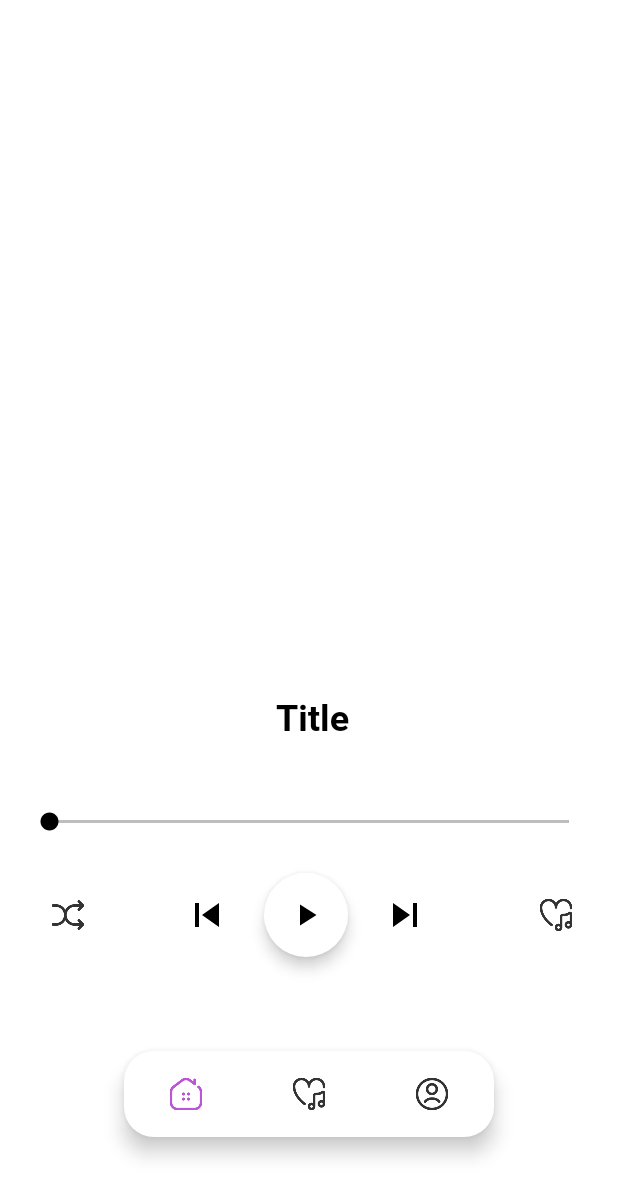
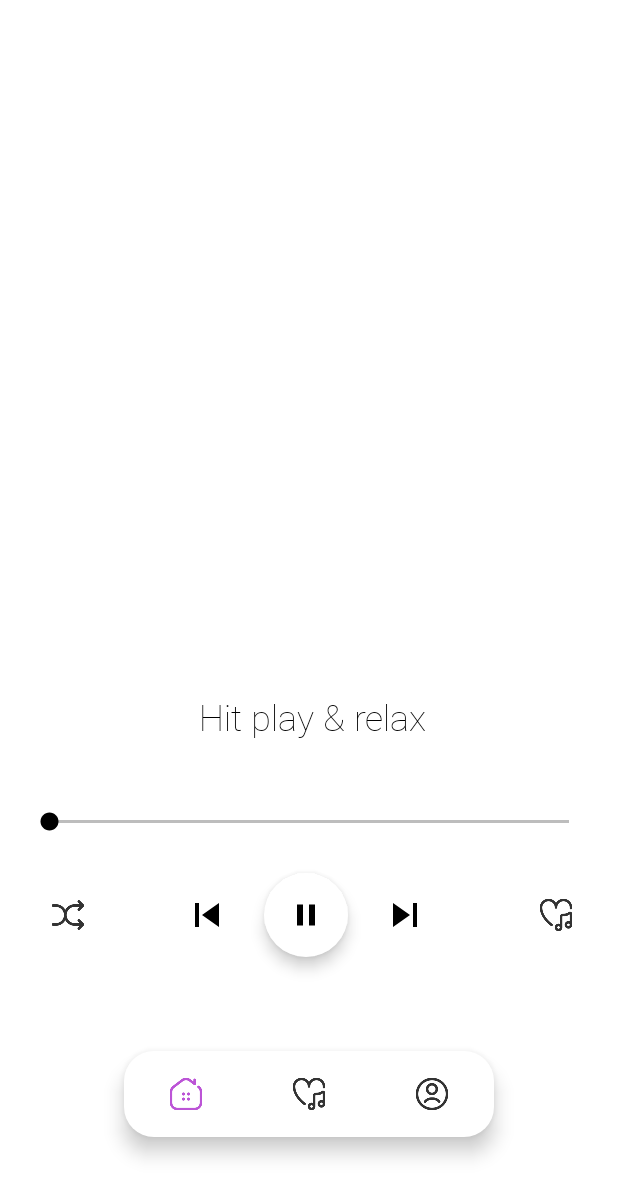
Before and after one commit to vishal206/TeachersBreak, an Android app: the screen it shows after launch once a user with an empty profile is signed in (MainActivity), after a tap on an icon or button, on a phone screen of 412 x 824 dp. Shown: the top 1197 px of the screen. Run offline under Robolectric (Android 15) with nearby library versions, the phone set to English and light mode, and no system bars; our stand-ins replace Firebase (no records; nobody signed in at launch, a user with empty details on screens opened directly).

Commit message:
player working

```diff
--- a/app/src/main/java/com/example/teachers_break/playerFragment.java
+++ b/app/src/main/java/com/example/teachers_break/playerFragment.java
@@ -12,6 +12,7 @@ import android.view.LayoutInflater;
 import android.view.View;
 import android.view.ViewGroup;
 import android.widget.Button;
+import android.widget.ImageButton;
 import android.widget.SeekBar;
 import android.widget.TextView;
 import android.widget.Toast;
@@ -27,6 +28,7 @@ import com.google.firebase.firestore.FirebaseFirestore;
 import org.w3c.dom.Document;
 
 import java.io.IOException;
+import java.util.Random;
 
 public class playerFragment extends Fragment {
 
@@ -39,6 +41,9 @@ public class playerFragment extends Fragment {
     TextView tv_songTitle;
     private SeekBar seekBar;
     private Handler handler=new Handler();
+    private int songNum;
+    private Random rand;
+    private ImageButton btn_next;
 
     @Override
     public View onCreateView(LayoutInflater inflater, ViewGroup container,
@@ -49,6 +54,7 @@ public class playerFragment extends Fragment {
         btn_play=view.findViewById(R.id.btn_play);
         tv_songTitle=view.findViewById(R.id.tv_songTitle);
         seekBar=view.findViewById(R.id.seekBar);
+        rand=new Random();
         playing=false;
 
         mAuth=FirebaseAuth.getInstance();
@@ -58,8 +64,9 @@ public class playerFragment extends Fragment {
             @Override
             public void onClick(View v) {
                 if (playing==false){
-                    playAudio(1);
-                    playing=true;
+                    songNum= rand.nextInt(5);
+                    setEver(songNum+1);
+
 //                    seekBar.setMax(mediaPlayer.getDuration()/1000);
 //                    seekBar.setProgress(mediaPlayer.getDuration()/1000);
 //                    Toast.makeText(getContext(), mediaPlayer.getDuration()/1000+"", Toast.LENGTH_SHORT).show();
@@ -70,8 +77,24 @@ public class playerFragment extends Fragment {
                     mediaPlayer.release();
                     mediaPlayer=null;
                     playing=false;
+                    btn_play.setImageResource(R.drawable.ic_baseline_play_arrow_24);
 //                    Toast.makeText(getContext(), "audio paused", Toast.LENGTH_SHORT).show();
                 }
+            }
+        });
+
+        btn_next=view.findViewById(R.id.btn_nextSong);
+        btn_next.setOnClickListener(new View.OnClickListener() {
+            @Override
+            public void onClick(View v) {
+                mediaPlayer.stop();
+                mediaPlayer.reset();
+                mediaPlayer.release();
+                mediaPlayer=null;
+                playing=false;
+                btn_play.setImageResource(R.drawable.ic_baseline_play_arrow_24);
+                songNum= rand.nextInt(5);
+                setEver(songNum+1);
             }
         });
 
@@ -111,6 +134,12 @@ public class playerFragment extends Fragment {
 
     private String audioUrl;
 
+    public void setEver(int num){
+        playAudio(songNum);
+        playing=true;
+        btn_play.setImageResource(R.drawable.ic_pause_24);
+    }
+
     private void playAudio(int i) {
         mediaPlayer =new MediaPlayer();
         mediaPlayer.setAudioStreamType(AudioManager.STREAM_MUSIC);
@@ -134,6 +163,7 @@ public class playerFragment extends Fragment {
                                 Toast.makeText(getContext(), e.getMessage(), Toast.LENGTH_SHORT).show();
                             }
                         }else {
+                            System.out.println("++++++++++++++++++++: "+i);
                             Toast.makeText(getContext(), "error", Toast.LENGTH_SHORT).show();
                         }
                     }
--- a/app/src/main/res/layout/fragment_player.xml
+++ b/app/src/main/res/layout/fragment_player.xml
@@ -13,9 +13,9 @@
         android:layout_width="0dp"
         android:layout_height="0dp"
         android:autoSizeTextType="uniform"
-        android:fontFamily="@font/roboto_bold"
+        android:fontFamily="@font/roboto_thin"
         android:gravity="center"
-        android:text="Title"
+        android:text="Hit play &amp; relax"
         android:textColor="@color/black"
         app:layout_constraintBottom_toTopOf="@+id/guideline33"
         app:layout_constraintEnd_toStartOf="@+id/guideline30"
@@ -59,7 +59,7 @@
         app:layout_constraintTop_toTopOf="@+id/guideline21" />
 
     <ImageButton
-        android:id="@+id/imageButton4"
+        android:id="@+id/btn_nextSong"
         android:layout_width="0dp"
         android:layout_height="0dp"
         android:background="@color/white"
```
